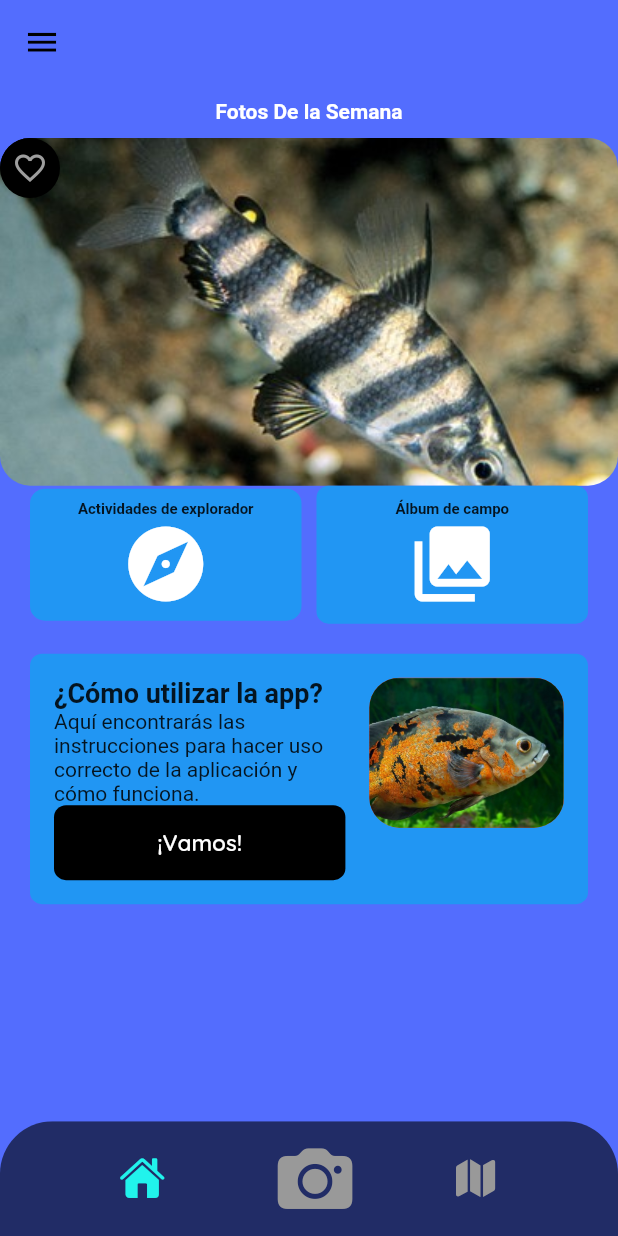
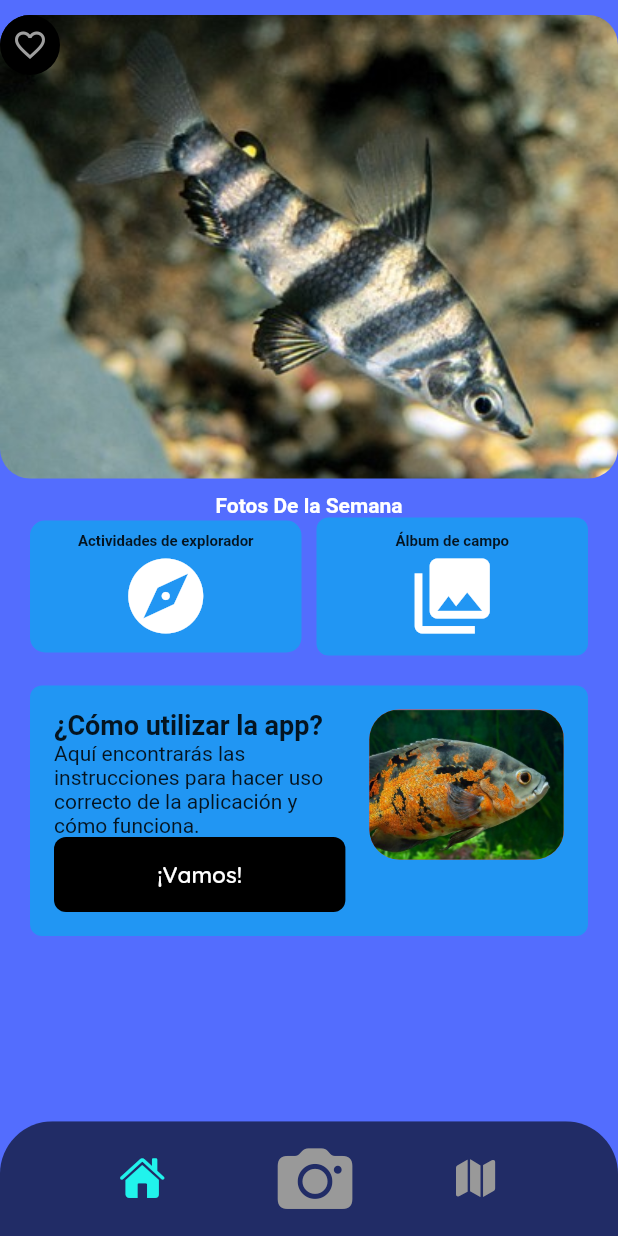
Before and after one commit to Christgrant98/ai-fish-aquarium, a Flutter app: the HomeView screen opened by its route, on a phone screen of 412 x 824 dp. Run offline on Flutter 3.47's test engine with Material 2 defaults, Android fonts, the phone set to English and light mode, and no system bars; drawn by our look-alikes of blurrycontainer, carousel_slider, google_nav_bar; our stand-ins replace camera, go_router, google_fonts, image_picker, photo_view, sqflite; missing offline and left inert: google_mlkit_image_labeling, langchain, langchain_openai; accounts and stored records are empty.

Commit message:
modification how to show img

```diff
--- a/lib/src/customWidgets/custom_widgets.dart
+++ b/lib/src/customWidgets/custom_widgets.dart
@@ -77,12 +77,12 @@ class ScaffoldWithNavBar extends StatelessWidget {
   Widget build(BuildContext context) {
     return Scaffold(
       backgroundColor: Colors.indigoAccent,
-      appBar: const PreferredSize(
-        preferredSize: Size.fromHeight(kToolbarHeight),
-        child: MyAppBar(),
-      ),
+      // appBar: const PreferredSize(
+      //   preferredSize: Size.fromHeight(kToolbarHeight),
+      //   // child: MyAppBar(),
+      // ),
       drawer: const MyDrawer(),
-      body: child,
+      body: SafeArea(child: child),
 
       bottomNavigationBar: BottomNavigatorMenu(),
       // bottomNavigationBar: BottomNavigationBar(
--- a/lib/src/views/home_view.dart
+++ b/lib/src/views/home_view.dart
@@ -27,12 +27,12 @@ class _HomeViewState extends State<HomeView> {
     return SingleChildScrollView(
       child: Column(children: [
         const SizedBox(height: 10),
+        _builCarouselView(),
+        const SizedBox(height: 10),
         const Text(
           "Fotos De la Semana",
           style: TextStyle(color: Colors.white, fontWeight: FontWeight.bold),
         ),
-        const SizedBox(height: 10),
-        _builCarouselView(),
         Container(
           margin: lateralMargin,
           child: Row(
@@ -123,7 +123,7 @@ class _HomeViewState extends State<HomeView> {
                 enlargeCenterPage: true,
                 autoPlayCurve: Curves.easeInOut,
                 autoPlay: true,
-                aspectRatio: 16 / 9,
+                aspectRatio: 16 / 12,
                 viewportFraction: 1,
                 enlargeStrategy: CenterPageEnlargeStrategy.height,
               ));
```
